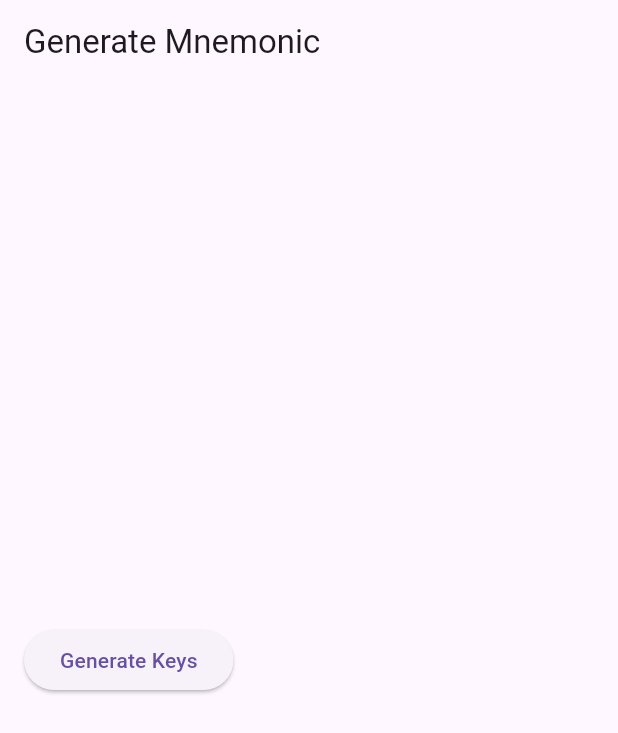
After one commit to w04575798/cryptoapp, a Flutter app: the GenerateKeyScreen screen opened directly, after a tap on "Generate Keys", on a phone screen of 412 x 824 dp. The commit adds this screen. Shown: the top 733 px of the screen. Run offline on Flutter 3.47's test engine with Material 3 defaults, Android fonts, the phone set to English and light mode, and no system bars; our stand-ins replace get, google_fonts, hex; missing offline and left inert: bip39, ed25519_hd_key, web3dart.

Commit message:
generate a key

```diff
--- /dev/null
+++ b/lib/providers/walletProvider.dart
@@ -0,0 +1,35 @@
+//walletProvidert.dart
+import 'package:flutter/material.dart';
+import 'package:hex/hex.dart';
+import 'package:web3dart/web3dart.dart';
+import 'package:bip39/bip39.dart' as bip39;
+import 'package:ed25519_hd_key/ed25519_hd_key.dart';
+
+abstract class WalletAddressService {
+
+    String generateMnemonic();
+    Future<String> getPrivateKey(String mnemonic);
+    Future<EthereumAddress> getPublicKey(String privateKey);
+
+}
+class WalletProvider extends ChangeNotifier implements WalletAddressService {
+  @override
+  String generateMnemonic() {
+    return bip39.generateMnemonic();
+  }
+
+  @override
+  Future<String> getPrivateKey(String mnemonic) async {
+    final seed = bip39.mnemonicToSeed(mnemonic);
+    final master = await ED25519_HD_KEY.getMasterKeyFromSeed(seed);
+    final privateKey = HEX.encode(master.key);
+    return privateKey;
+  }
+
+  @override
+  Future<EthereumAddress> getPublicKey(String privateKey) async {
+    final private = EthPrivateKey.fromHex(privateKey);
+    final address = await private.extractAddress();
+    return address;
+  }
+}
--- /dev/null
+++ b/lib/screens/generateKey.dart
@@ -0,0 +1,57 @@
+//generateKey.dart
+import 'package:flutter/material.dart';
+import 'package:provider/provider.dart';
+import '../providers/walletProvider.dart';
+
+class GenerateKeyScreen extends StatelessWidget {
+  const GenerateKeyScreen({Key? key}) : super(key: key);
+
+  @override
+  Widget build(BuildContext context) {
+    return Scaffold(
+      appBar: AppBar(
+        title: const Text('Generate Mnemonic'),
+      ),
+      body: Padding(
+        padding: const EdgeInsets.all(16.0),
+        child: Column(
+          mainAxisAlignment: MainAxisAlignment.center,
+          children: [
+            ElevatedButton(
+              onPressed: () async {
+                // Ensure that GenerateKeyScreen is under the MultiProvider or Provider<WalletProvider>
+                final walletProvider = Provider.of<WalletProvider>(context, listen: false);
+                final mnemonic = await walletProvider.generateMnemonic();
+                final privateKey = await walletProvider.getPrivateKey(mnemonic);
+                final publicKey = await walletProvider.getPublicKey(privateKey);
+                // Display the mnemonic, private key, and public key
+                showDialog(
+                  context: context,
+                  builder: (_) => AlertDialog(
+                    title: const Text('Generated Keys'),
+                    content: Column(
+                      crossAxisAlignment: CrossAxisAlignment.start,
+                      mainAxisSize: MainAxisSize.min,
+                      children: [
+                        Text('Mnemonic: $mnemonic'),
+                        Text('Private Key: $privateKey'),
+                        Text('Public Key: $publicKey'),
+                      ],
+                    ),
+                    actions: [
+                      TextButton(
+                        onPressed: () => Navigator.pop(context),
+                        child: const Text('Close'),
+                      ),
+                    ],
+                  ),
+                );
+              },
+              child: const Text('Generate Keys'),
+            ),
+          ],
+        ),
+      ),
+    );
+  }
+}
--- a/lib/screens/home_screen.dart
+++ b/lib/screens/home_screen.dart
@@ -1,4 +1,3 @@
-//homescreendart
 import 'package:flutter/material.dart';
 import 'package:get/get.dart'; // Import GetX package
 import '../utils.dart'; // Import your custom utilities file
--- a/lib/screens/splash.dart
+++ b/lib/screens/splash.dart
@@ -45,7 +45,7 @@
                       mainAxisAlignment: MainAxisAlignment.center,
                       children: [
                         Text(
-                          'SEE PRICE TRACKER  ',
+                          'SEE MORE  ',
                           style: TextStyle(
                             fontSize: 20,
                             fontWeight: FontWeight.normal,
```
Also changed, not shown: flutter_application_1/analysis_options.yaml (added, +28 -0 lines), flutter_application_1/lib/main.dart (added, +125 -0 lines), flutter_application_1/pubspec.yaml (added, +90 -0 lines), lib/main.dart (+15 -6 lines), lib/screens/navBar.dart (+41 -26 lines), pubspec.yaml (+7 -1 lines), flutter_application_1/pubspec.lock (added), pubspec.lock, 125 other files.
